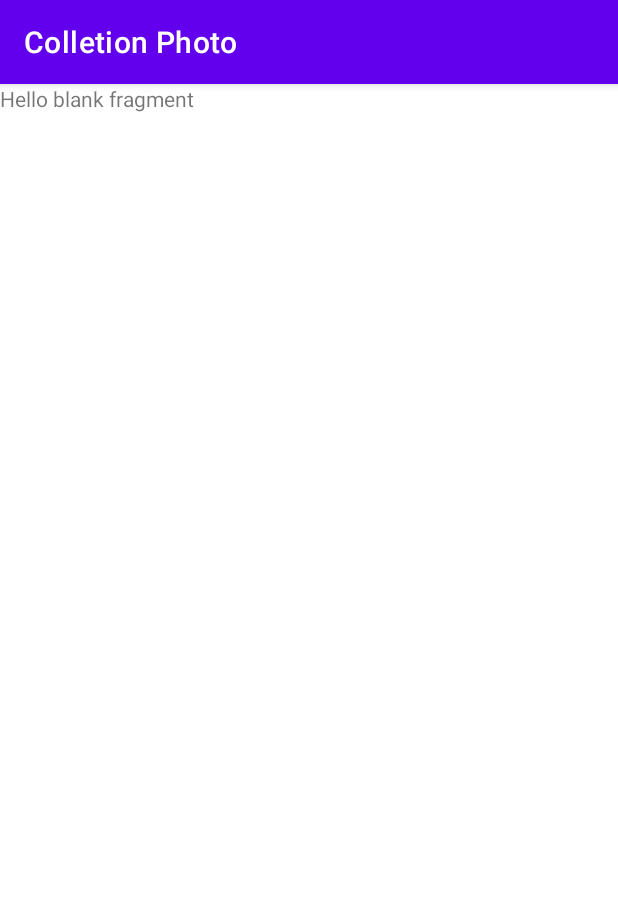
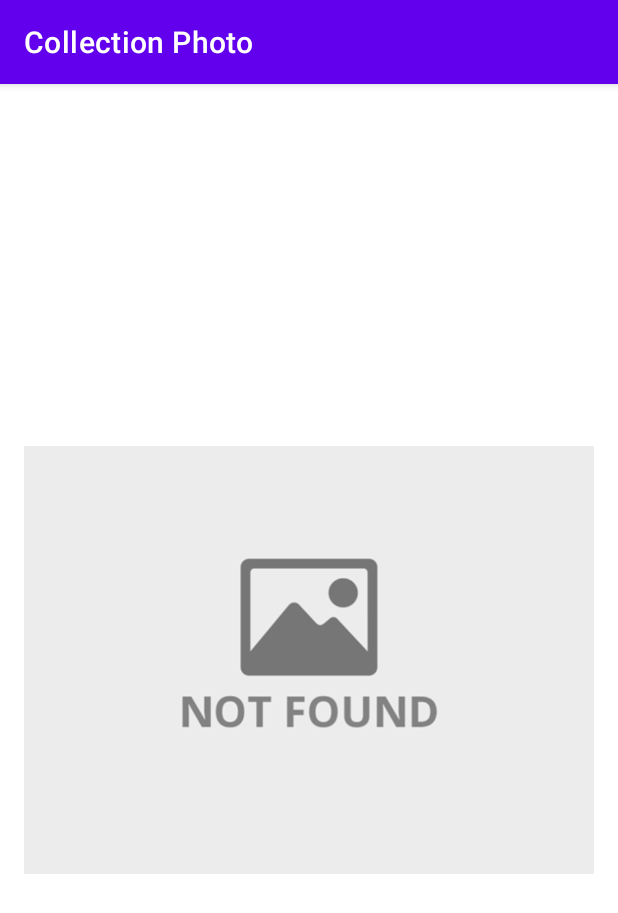
Before and after one commit to geek147/UnsplashPhoto, an Android app: the fragment DetailFragment placed in its activity, on a phone screen of 412 x 824 dp. Shown: the top 913 px of the screen. Run offline under Robolectric (Android 15) with nearby library versions, the phone set to English and light mode, and no system bars; our stand-ins replace Dagger/Hilt's generated code, navigation-ui; pictures from the network do not load; 2 statements that could not run were skipped.

Commit message:
add detail fragment and add unit test

```diff
--- a/app/src/main/java/com/envious/searchphoto/ui/advancedsearch/AdvancedSearchFragment.kt
+++ b/app/src/main/java/com/envious/searchphoto/ui/advancedsearch/AdvancedSearchFragment.kt
@@ -125,7 +125,6 @@ class AdvancedSearchFragment : BaseFragment<Intent,
     override fun onCreate(@Nullable savedInstanceState: Bundle?) {
         super.onCreate(savedInstanceState)
 
-        // This callback will only be called when MyFragment is at least Started.
         val callback: OnBackPressedCallback =
             object : OnBackPressedCallback(true /* enabled by default */) {
                 override fun handleOnBackPressed() {
@@ -133,8 +132,6 @@ class AdvancedSearchFragment : BaseFragment<Intent,
                 }
             }
         requireActivity().onBackPressedDispatcher.addCallback(this, callback)
-
-        // The callback can be enabled or disabled here or in handleOnBackPressed()
     }
 
     private fun setButtonSettings() {
--- a/app/src/main/java/com/envious/searchphoto/ui/customview/ErrorStateView.kt
+++ b/app/src/main/java/com/envious/searchphoto/ui/customview/ErrorStateView.kt
@@ -14,9 +14,9 @@ class ErrorStateView @JvmOverloads constructor(
     defStyleAttr: Int = 0
 ) : FrameLayout(context, attrs, defStyleAttr) {
 
-    private val binding = ErrorViewBinding.inflate(LayoutInflater.from(context), this, true)
+    val binding = ErrorViewBinding.inflate(LayoutInflater.from(context), this, true)
 
-    fun showError(
+    fun setUpErrorView(
         title: String = resources.getString(R.string.error_state_title),
         message: String = resources.getString(R.string.error_state_message),
     ) {
--- a/app/src/main/java/com/envious/searchphoto/ui/detail/DetailFragment.kt
+++ b/app/src/main/java/com/envious/searchphoto/ui/detail/DetailFragment.kt
@@ -2,15 +2,17 @@ package com.envious.searchphoto.ui.detail
 
 import android.os.Bundle
 import android.view.LayoutInflater
+import android.view.MenuItem
 import android.view.View
 import android.view.ViewGroup
+import androidx.activity.OnBackPressedCallback
+import androidx.annotation.Nullable
 import androidx.fragment.app.Fragment
-import com.envious.searchphoto.R
-
-// TODO: Rename parameter arguments, choose names that match
-// the fragment initialization parameters, e.g. ARG_ITEM_NUMBER
-private const val ARG_PARAM1 = "param1"
-private const val ARG_PARAM2 = "param2"
+import androidx.navigation.findNavController
+import androidx.navigation.fragment.findNavController
+import androidx.navigation.ui.NavigationUI
+import com.envious.data.local.imagecache.ImageLoader
+import com.envious.searchphoto.databinding.FragmentDetailBinding
 
 /**
  * A simple [Fragment] subclass.
@@ -18,44 +20,62 @@ private const val ARG_PARAM2 = "param2"
  * create an instance of this fragment.
  */
 class DetailFragment : Fragment() {
-    // TODO: Rename and change types of parameters
-    private var param1: String? = null
-    private var param2: String? = null
+    companion object {
+        val TAG = this::class.simpleName
+        const val EXTRA_IMAGE_URL = "EXTRA_IMAGE_URL"
 
-    override fun onCreate(savedInstanceState: Bundle?) {
-        super.onCreate(savedInstanceState)
-        arguments?.let {
-            param1 = it.getString(ARG_PARAM1)
-            param2 = it.getString(ARG_PARAM2)
+        @JvmStatic
+        fun create(
+            query: String,
+        ): DetailFragment {
+            val fragment = DetailFragment()
+            fragment.arguments = Bundle().apply {
+                putString(EXTRA_IMAGE_URL, query)
+            }
+
+            return fragment
         }
     }
+
+    private var _binding: FragmentDetailBinding? = null
+    private val binding get() = _binding!!
+
+    private lateinit var imageUrl: String
 
     override fun onCreateView(
         inflater: LayoutInflater,
         container: ViewGroup?,
         savedInstanceState: Bundle?,
-    ): View? {
-        // Inflate the layout for this fragment
-        return inflater.inflate(R.layout.fragment_detail, container, false)
+    ): View {
+        _binding = FragmentDetailBinding.inflate(layoutInflater)
+        imageUrl = arguments?.getString(EXTRA_IMAGE_URL).orEmpty()
+        setHasOptionsMenu(true)
+        return binding.root
     }
 
-    companion object {
-        /**
-         * Use this factory method to create a new instance of
-         * this fragment using the provided parameters.
-         *
-         * @param param1 Parameter 1.
-         * @param param2 Parameter 2.
-         * @return A new instance of fragment DetailFragment.
-         */
-        // TODO: Rename and change types and number of parameters
-        @JvmStatic
-        fun newInstance(param1: String, param2: String) =
-            DetailFragment().apply {
-                arguments = Bundle().apply {
-                    putString(ARG_PARAM1, param1)
-                    putString(ARG_PARAM2, param2)
+    override fun onViewCreated(view: View, savedInstanceState: Bundle?) {
+        super.onViewCreated(view, savedInstanceState)
+        ImageLoader.with(requireContext()).load(binding.imageFull, imageUrl)
+    }
+
+    override fun onOptionsItemSelected(item: MenuItem): Boolean {
+        // handle the up button here
+        return NavigationUI.onNavDestinationSelected(
+            item,
+            requireView().findNavController()
+        ) ||
+            super.onOptionsItemSelected(item)
+    }
+
+    override fun onCreate(@Nullable savedInstanceState: Bundle?) {
+        super.onCreate(savedInstanceState)
+
+        val callback: OnBackPressedCallback =
+            object : OnBackPressedCallback(true /* enabled by default */) {
+                override fun handleOnBackPressed() {
+                    findNavController().popBackStack()
                 }
             }
+        requireActivity().onBackPressedDispatcher.addCallback(this, callback)
     }
 }
--- a/app/src/main/res/layout/activity_main.xml
+++ b/app/src/main/res/layout/activity_main.xml
@@ -11,6 +11,7 @@
         android:id="@+id/mainNavFragment"
         android:layout_width="match_parent"
         android:layout_height="match_parent"
+        android:layout_margin="16dp"
         app:navGraph="@navigation/nav_graph"
         android:name="androidx.navigation.fragment.NavHostFragment"
         app:layout_constraintBottom_toBottomOf="parent"
--- a/app/src/main/res/layout/fragment_detail.xml
+++ b/app/src/main/res/layout/fragment_detail.xml
@@ -1,14 +1,21 @@
 <?xml version="1.0" encoding="utf-8"?>
-<FrameLayout xmlns:android="http://schemas.android.com/apk/res/android"
-    xmlns:tools="http://schemas.android.com/tools"
+
+<androidx.constraintlayout.widget.ConstraintLayout
     android:layout_width="match_parent"
     android:layout_height="match_parent"
-    tools:context=".ui.detail.DetailFragment">
+    xmlns:android="http://schemas.android.com/apk/res/android"
+    xmlns:app="http://schemas.android.com/apk/res-auto"
+    >
 
-    <!-- TODO: Update blank fragment layout -->
-    <TextView
+    <androidx.appcompat.widget.AppCompatImageView
         android:layout_width="match_parent"
+        android:id="@+id/imageFull"
         android:layout_height="match_parent"
-        android:text="@string/hello_blank_fragment" />
+        app:layout_constraintStart_toStartOf="parent"
+        app:layout_constraintEnd_toEndOf="parent"
+        app:layout_constraintTop_toTopOf="parent"
+        app:layout_constraintBottom_toBottomOf="parent"
+        app:srcCompat="@drawable/ic_not_found"
+        />
 
-</FrameLayout>
+</androidx.constraintlayout.widget.ConstraintLayout>
--- a/app/src/main/res/layout/list_item_row.xml
+++ b/app/src/main/res/layout/list_item_row.xml
@@ -10,7 +10,8 @@
         app:cardCornerRadius="8dp"
         app:cardElevation="5dp"
         app:cardMaxElevation="7dp"
-        android:layout_margin="4dp" >
+        android:layout_margin="4dp"
+    >
 
     <androidx.constraintlayout.widget.ConstraintLayout
         android:layout_width="match_parent"
--- a/app/src/main/res/layout/main_fragment.xml
+++ b/app/src/main/res/layout/main_fragment.xml
@@ -26,6 +26,7 @@
             android:id="@+id/textSearch"
             android:hint="Search"
             android:backgroundTint="@color/white"
+            android:lines="1"
             />
 
         <androidx.appcompat.widget.AppCompatImageButton
--- a/app/src/main/res/navigation/nav_graph.xml
+++ b/app/src/main/res/navigation/nav_graph.xml
@@ -8,7 +8,7 @@
     <fragment
         android:id="@+id/mainFragment"
         android:name="com.envious.searchphoto.ui.main.MainFragment"
-        android:label="Colletion Photo"
+        android:label="Collection Photo"
         tools:layout="@layout/main_fragment" >
         <action
             android:id="@+id/action_mainFragment_to_searchResultFragment"
```
Also changed, not shown: app/src/main/java/com/envious/searchphoto/ui/adapter/ItemAdapter.kt (+13 -1 lines), app/src/main/java/com/envious/searchphoto/ui/main/MainFragment.kt (+11 -4 lines), app/src/main/java/com/envious/searchphoto/ui/searchresult/SearchResultFragment.kt (+11 -6 lines), app/src/main/res/layout/error_view.xml (+18 -2 lines), 3 other files.
